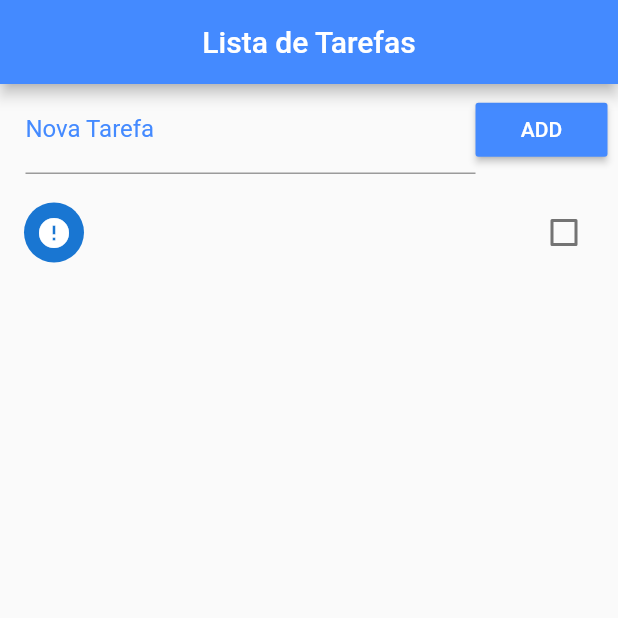
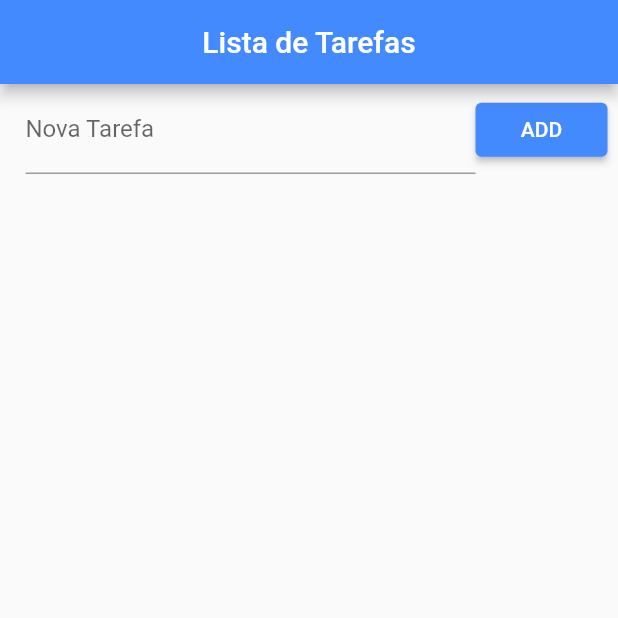
Before and after one commit to GuilhermeSevero/flutter-lista-tarefas, a Flutter app: the screen it shows after launch, after a tap on "ADD", on a phone screen of 412 x 824 dp, the top half of it. Run offline on Flutter 3.47's test engine with Material 2 defaults, Android fonts, the phone set to English and light mode, and no system bars.

Commit message:
Add Theme ao Aplicativo

```diff
--- a/lib/main.dart
+++ b/lib/main.dart
@@ -1,10 +1,22 @@
 import 'package:flutter/material.dart';
 import 'pages/home.dart';
 
-void main(){
-  runApp(MaterialApp(
-    home: Home(),
-    title: 'Lista Tarefas',
-    debugShowCheckedModeBanner: false,
-  ));
+void main() => runApp(MyApp());
+
+class MyApp extends StatelessWidget {
+  @override
+  Widget build(BuildContext context) {
+    return MaterialApp(
+      home: Home(),
+      title: 'Lista Tarefas',
+      debugShowCheckedModeBanner: false,
+      theme: ThemeData(
+          backgroundColor: Colors.white,
+          primaryColor: Colors.blueAccent,
+          buttonTheme: ButtonThemeData(
+            buttonColor: Colors.blueAccent,
+            textTheme: ButtonTextTheme.primary,
+          )),
+    );
+  }
 }
--- a/lib/pages/home.dart
+++ b/lib/pages/home.dart
@@ -38,6 +38,7 @@ class _HomeState extends State<Home> {
   }
 
   void _addToDo() {
+    if (_toDoController.text.isNotEmpty) {
       setState(() {
         ToDo newToDo = ToDo(title: _toDoController.text, ok: false);
         _toDoController.text = '';
@@ -45,6 +46,7 @@ class _HomeState extends State<Home> {
 
         toDoService.saveData(_toDoList);
       });
+    }
   }
 
   Future<Null> _refresh() async {
@@ -78,7 +80,6 @@ class _HomeState extends State<Home> {
     return Scaffold(
       appBar: AppBar(
         title: Text('Lista de Tarefas'),
-        backgroundColor: Colors.blueAccent,
         centerTitle: true,
       ),
       body: Column(
@@ -92,12 +93,10 @@ class _HomeState extends State<Home> {
                   controller: _toDoController,
                   decoration: InputDecoration(
                     labelText: 'Nova Tarefa',
-                      labelStyle: TextStyle(color: Colors.blueAccent)),
+                  ),
                 )),
                 RaisedButton(
-                  color: Colors.blueAccent,
                   child: Text('ADD'),
-                  textColor: Colors.white,
                   onPressed: _addToDo,
                 )
               ],
@@ -121,7 +120,7 @@ class _HomeState extends State<Home> {
     return Dismissible(
       key: Key(DateTime.now().millisecondsSinceEpoch.toString()),
       background: Container(
-        color: Colors.red,
+        color: Colors.redAccent,
         child: Align(
           alignment: Alignment(-0.9, 0.0),
           child: Icon(
```
Lines whose indentation alone changed are shown as unchanged.
